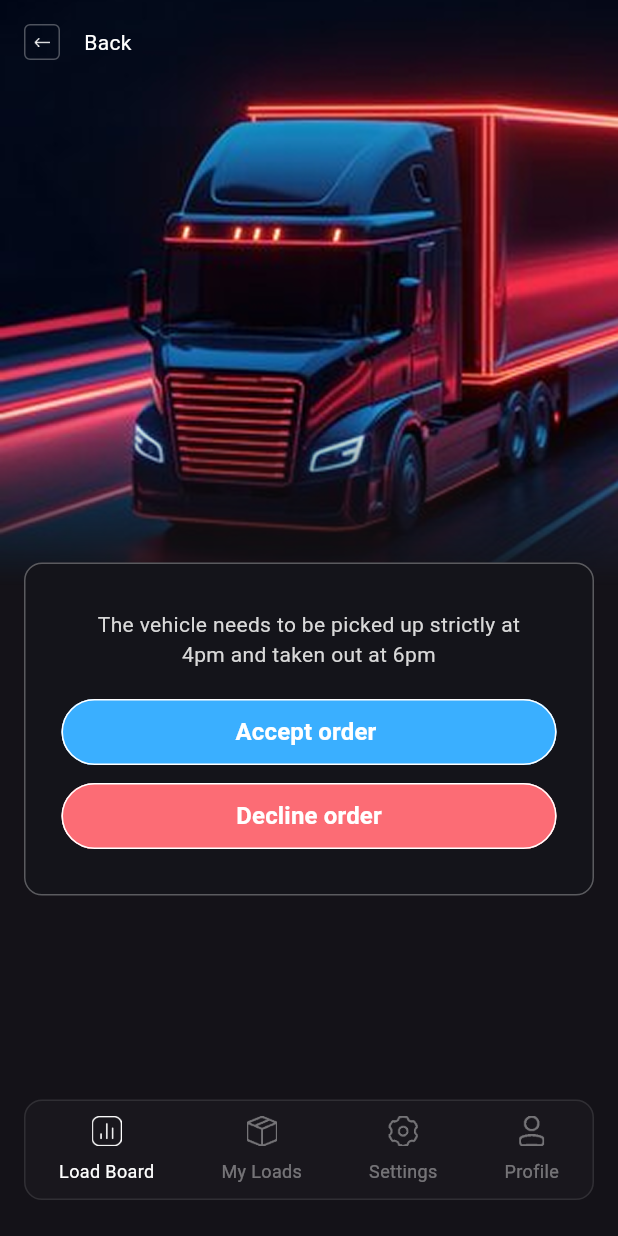
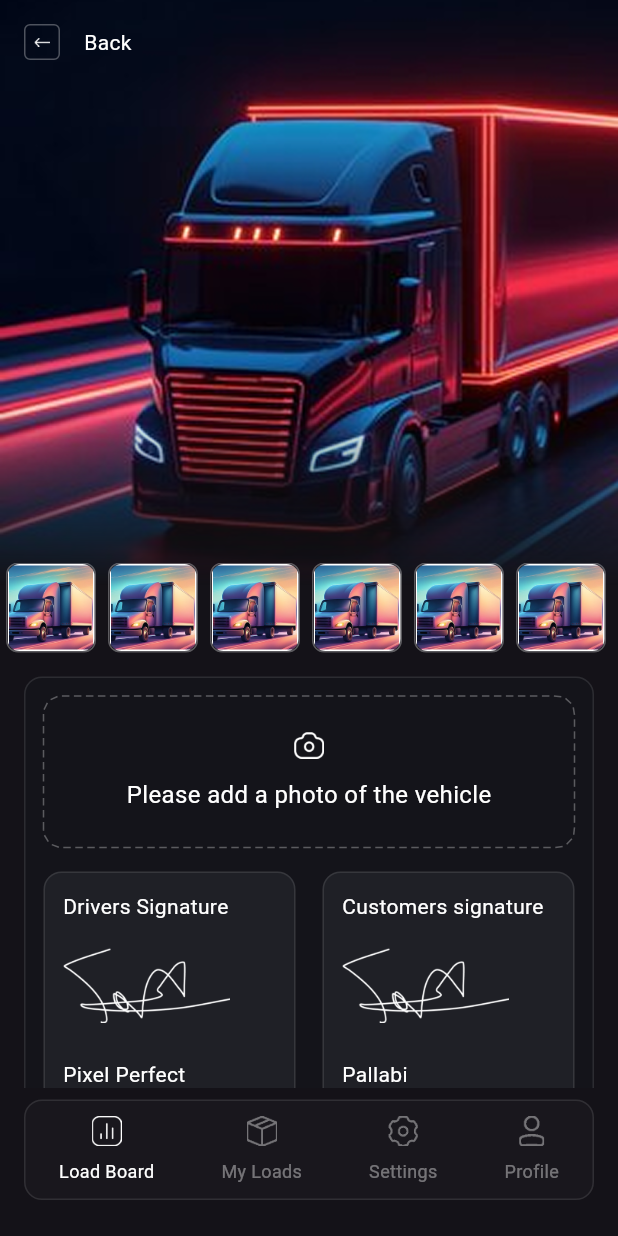
Before and after one commit to mahfuj-ahmed-jim/transport_application_demo, a Flutter app: the DriverManualScreen screen opened by its route, after a tap on "Decline order", on a phone screen of 412 x 824 dp. Run offline on Flutter 3.47's test engine with Material 3 defaults, Android fonts, the light colour scheme and no system bars.

Commit message:
feat: Driver Manual Page

```diff
--- a/lib/pages/driver_manual_screen.dart
+++ b/lib/pages/driver_manual_screen.dart
@@ -1,4 +1,5 @@
 import 'package:flutter/material.dart';
+import 'package:transport_application/pages/pickup_form_screen.dart';
 import 'package:transport_application/widgets/button.dart';
 import 'package:transport_application/widgets/custom_appbar.dart';
 import 'package:transport_application/widgets/custom_navigationbar.dart';
@@ -76,13 +77,17 @@ class _DriverManualScreenState extends State<DriverManualScreen> {
                   Button(
                     text: 'Accept order ',
                     type: ButtonType.blue,
-                    onPressed: () => {},
+                    onPressed: () => {
+                      Navigator.pushNamed(context, PickUpFormScreen.routeName),
+                    },
                   ),
                   const SizedBox(height: 12),
                   Button(
                     text: 'Decline order',
                     type: ButtonType.red,
-                    onPressed: () => {},
+                    onPressed: () => {
+                      Navigator.pushNamed(context, PickUpFormScreen.routeName),
+                    },
                   ),
                 ],
               ),
--- a/lib/pages/inspection_screen.dart
+++ b/lib/pages/inspection_screen.dart
@@ -1,6 +1,7 @@
 import 'package:flutter/material.dart';
 import 'package:transport_application/pages/driver_manual_screen.dart';
 import 'package:transport_application/pages/order_details_screen.dart';
+import 'package:transport_application/pages/pickup_form_screen.dart';
 import 'package:transport_application/widgets/button.dart';
 import 'package:transport_application/widgets/custom_appbar.dart';
 import 'package:transport_application/widgets/custom_navigationbar.dart';
@@ -87,7 +88,9 @@ class _InspectionScreenState extends State<InspectionScreen> {
                   Button(
                     text: 'Start pickup inspection',
                     type: ButtonType.red,
-                    onPressed: () => {},
+                    onPressed: () => {
+                      Navigator.pushNamed(context, PickUpFormScreen.routeName),
+                    },
                   ),
                 ],
               ),
--- /dev/null
+++ b/lib/pages/pickup_form_screen.dart
@@ -0,0 +1,230 @@
+import 'package:flutter/material.dart';
+import 'package:transport_application/pages/driver_manual_screen.dart';
+import 'package:transport_application/pages/order_details_screen.dart';
+import 'package:transport_application/widgets/button.dart';
+import 'package:transport_application/widgets/custom_appbar.dart';
+import 'package:transport_application/widgets/custom_navigationbar.dart';
+import 'package:transport_application/widgets/dashed_border.dart';
+
+class PickUpFormScreen extends StatefulWidget {
+  static const routeName = 'pickup-form';
+  const PickUpFormScreen({super.key});
+
+  @override
+  State<PickUpFormScreen> createState() => _PickUpFormScreenState();
+}
+
+class _PickUpFormScreenState extends State<PickUpFormScreen> {
+  int _selectedIndex = 0;
+
+  @override
+  Widget build(BuildContext context) {
+    final screenWidth = MediaQuery.of(context).size.width;
+
+    return Scaffold(
+      extendBodyBehindAppBar: true,
+      appBar: const CustomAppbar(),
+      body: Stack(
+        children: [
+          Positioned(
+            top: 0,
+            child: ShaderMask(
+              shaderCallback: (Rect bounds) {
+                return const LinearGradient(
+                  begin: Alignment.topCenter,
+                  end: Alignment.bottomCenter,
+                  colors: [
+                    Colors.white,
+                    Colors.transparent,
+                  ],
+                  stops: [0.7, 1.0],
+                ).createShader(bounds);
+              },
+              blendMode: BlendMode.dstIn,
+              child: Image.asset(
+                'assets/images/truck_image.png',
+                width: screenWidth,
+                fit: BoxFit.fitWidth,
+              ),
+            ),
+          ),
+          Positioned(
+            top: 375,
+            child: Column(
+              crossAxisAlignment: CrossAxisAlignment.start,
+              children: [
+                SizedBox(
+                  width: screenWidth,
+                  child: SingleChildScrollView(
+                    scrollDirection: Axis.horizontal,
+                    child: Row(
+                      children: List.generate(
+                        20,
+                        (index) => Container(
+                          margin: const EdgeInsets.symmetric(horizontal: 4),
+                          width: 60,
+                          height: 60,
+                          decoration: BoxDecoration(
+                            borderRadius: BorderRadius.circular(8),
+                            border: Border.all(
+                              color: Colors.white.withOpacity(0.3),
+                              width: 1,
+                            ),
+                          ),
+                          child: ClipRRect(
+                            borderRadius: BorderRadius.circular(8),
+                            child: Image.asset(
+                              'assets/images/image.png',
+                              fit: BoxFit.cover,
+                            ),
+                          ),
+                        ),
+                      ),
+                    ),
+                  ),
+                ),
+                const SizedBox(height: 16),
+                Container(
+                  width: screenWidth - 32,
+                  margin: const EdgeInsets.symmetric(horizontal: 16),
+                  padding:
+                      const EdgeInsets.symmetric(vertical: 12, horizontal: 12),
+                  decoration: BoxDecoration(
+                    color: const Color(0xFF14141A),
+                    borderRadius: BorderRadius.circular(12),
+                    border: Border.all(
+                      color: Colors.white.withOpacity(0.1),
+                      width: 1,
+                    ),
+                  ),
+                  child: Column(
+                    children: [
+                      SizedBox(
+                        width: screenWidth - 32,
+                        child: CustomPaint(
+                          painter: DashedBorderPainter(),
+                          child: Container(
+                            padding: const EdgeInsets.all(24),
+                            child: Column(
+                              children: [
+                                Image.asset(
+                                  'assets/images/camera.png',
+                                  width: 20,
+                                  height: 18,
+                                ),
+                                const SizedBox(height: 12),
+                                const Text(
+                                  'Please add a photo of the vehicle',
+                                  style: TextStyle(
+                                    fontSize: 16,
+                                    color: Colors.white,
+                                  ),
+                                )
+                              ],
+                            ),
+                          ),
+                        ),
+                      ),
+                      const SizedBox(height: 16),
+                      Row(
+                        mainAxisAlignment: MainAxisAlignment.spaceBetween,
+                        children: [
+                          Container(
+                            width: (screenWidth - 76) / 2,
+                            padding: const EdgeInsets.all(12),
+                            decoration: BoxDecoration(
+                              color: const Color(0xFF1F2026),
+                              borderRadius: BorderRadius.circular(12),
+                              border: Border.all(
+                                color: Colors.white.withOpacity(0.1),
+                                width: 1,
+                              ),
+                            ),
+                            child: Column(
+                              crossAxisAlignment: CrossAxisAlignment.start,
+                              children: [
+                                const Text(
+                                  'Drivers Signature',
+                                  style: TextStyle(
+                                      fontSize: 14, color: Colors.white),
+                                ),
+                                const SizedBox(height: 18),
+                                Image.asset(
+                                  'assets/images/signature1.png',
+                                  height: 50,
+                                ),
+                                const SizedBox(height: 24),
+                                const Text(
+                                  'Pixel Perfect',
+                                  style: TextStyle(
+                                      fontSize: 14, color: Colors.white),
+                                )
+                              ],
+                            ),
+                          ),
+                          Container(
+                            width: (screenWidth - 76) / 2,
+                            padding: const EdgeInsets.all(12),
+                            decoration: BoxDecoration(
+                              color: const Color(0xFF1F2026),
+                              borderRadius: BorderRadius.circular(12),
+                              border: Border.all(
+                                color: Colors.white.withOpacity(0.1),
+                                width: 1,
+                              ),
+                            ),
+                            child: Column(
+                              crossAxisAlignment: CrossAxisAlignment.start,
+                              children: [
+                                const Text(
+                                  'Customers signature ',
+                                  style: TextStyle(
+                                      fontSize: 14, color: Colors.white),
+                                ),
+                                const SizedBox(height: 18),
+                                Image.asset(
+                                  'assets/images/signature2.png',
+                                  height: 50,
+                                ),
+                                const SizedBox(height: 24),
+                                const Text(
+                                  'Pallabi',
+                                  style: TextStyle(
+                                      fontSize: 14, color: Colors.white),
+                                )
+                              ],
+                            ),
+                          ),
+                        ],
+                      ),
+                      const SizedBox(height: 16),
+                      Padding(
+                        padding: const EdgeInsets.symmetric(horizontal: 16),
+                        child: Button(
+                          text: 'Start Order',
+                          type: ButtonType.blue,
+                          onPressed: () => {
+                            Navigator.pushNamed(
+                                context, DriverManualScreen.routeName),
+                          },
+                        ),
+                      ),
+                    ],
+                  ),
+                ),
+              ],
+            ),
+          ),
+        ],
+      ),
+      bottomNavigationBar: CustomBottomNavigationBar(
+        selectedIndex: _selectedIndex,
+        onItemSelected: (index) {
+          setState(() {
+            _selectedIndex = index;
+          });
+        },
+      ),
+    );
+  }
+}
--- a/lib/route.dart
+++ b/lib/route.dart
@@ -5,6 +5,7 @@ import 'package:transport_application/pages/inspection_screen.dart';
 import 'package:transport_application/pages/load_board_screen.dart';
 import 'package:transport_application/pages/login_screen.dart';
 import 'package:transport_application/pages/order_details_screen.dart';
+import 'package:transport_application/pages/pickup_form_screen.dart';
 import 'package:transport_application/pages/register_screen.dart';
 import 'package:transport_application/pages/welcome_screen.dart';
 
@@ -50,6 +51,11 @@ Route<dynamic> generateRoute(RouteSettings settings) {
         builder: (context) => const OrderDetailsScreen(),
       );
 
+    case PickUpFormScreen.routeName:
+      return MaterialPageRoute(
+        builder: (context) => const PickUpFormScreen(),
+      );
+
     default:
       return MaterialPageRoute(
         builder: (context) => const WelcomeScreen(),
--- /dev/null
+++ b/lib/widgets/dashed_border.dart
@@ -0,0 +1,36 @@
+import 'package:flutter/material.dart';
+
+class DashedBorderPainter extends CustomPainter {
+  @override
+  void paint(Canvas canvas, Size size) {
+    final paint = Paint()
+      ..color = Colors.white.withOpacity(0.3) // Border color
+      ..strokeWidth = 1
+      ..style = PaintingStyle.stroke;
+
+    const dashWidth = 5.0;
+    const dashSpace = 3.0;
+    double startX = 0;
+
+    final path = Path()
+      ..addRRect(RRect.fromRectAndRadius(
+        Rect.fromLTWH(0, 0, size.width, size.height),
+        const Radius.circular(12),
+      ));
+
+    final pathMetrics = path.computeMetrics();
+    for (final metric in pathMetrics) {
+      while (startX < metric.length) {
+        canvas.drawLine(
+          metric.getTangentForOffset(startX)!.position,
+          metric.getTangentForOffset(startX + dashWidth)!.position,
+          paint,
+        );
+        startX += dashWidth + dashSpace;
+      }
+    }
+  }
+
+  @override
+  bool shouldRepaint(covariant CustomPainter oldDelegate) => false;
+}
```
Also changed, not shown: assets/images/camera.png (added), assets/images/image.png (added), assets/images/signature1.png (added), assets/images/signature2.png (added).
